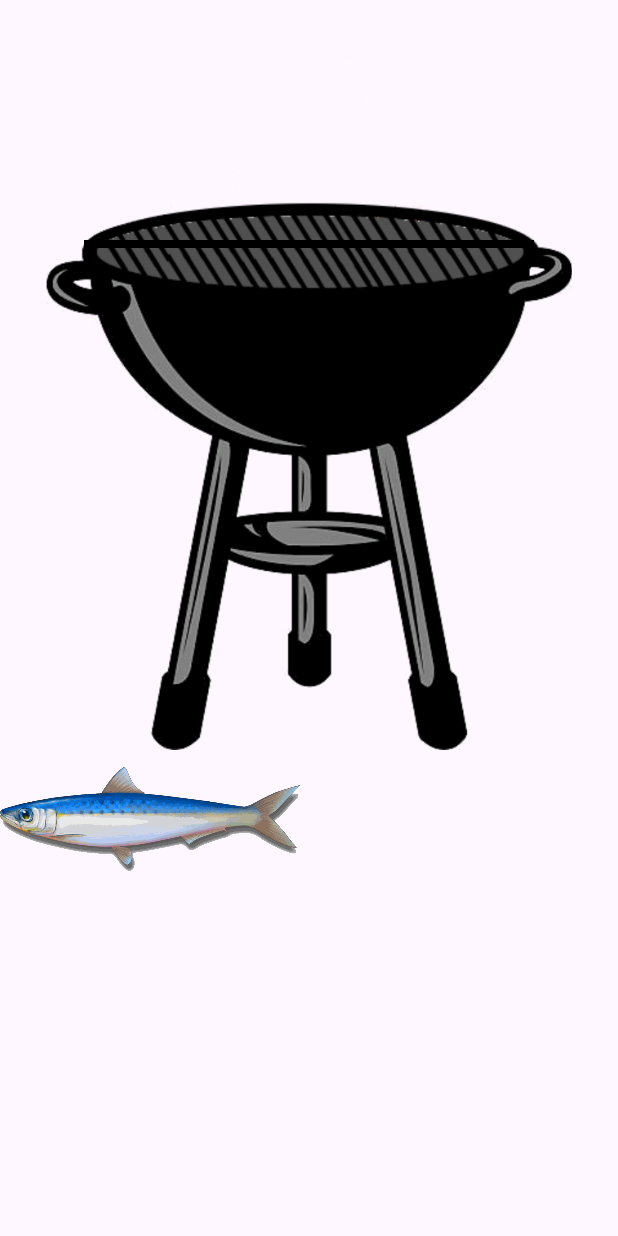
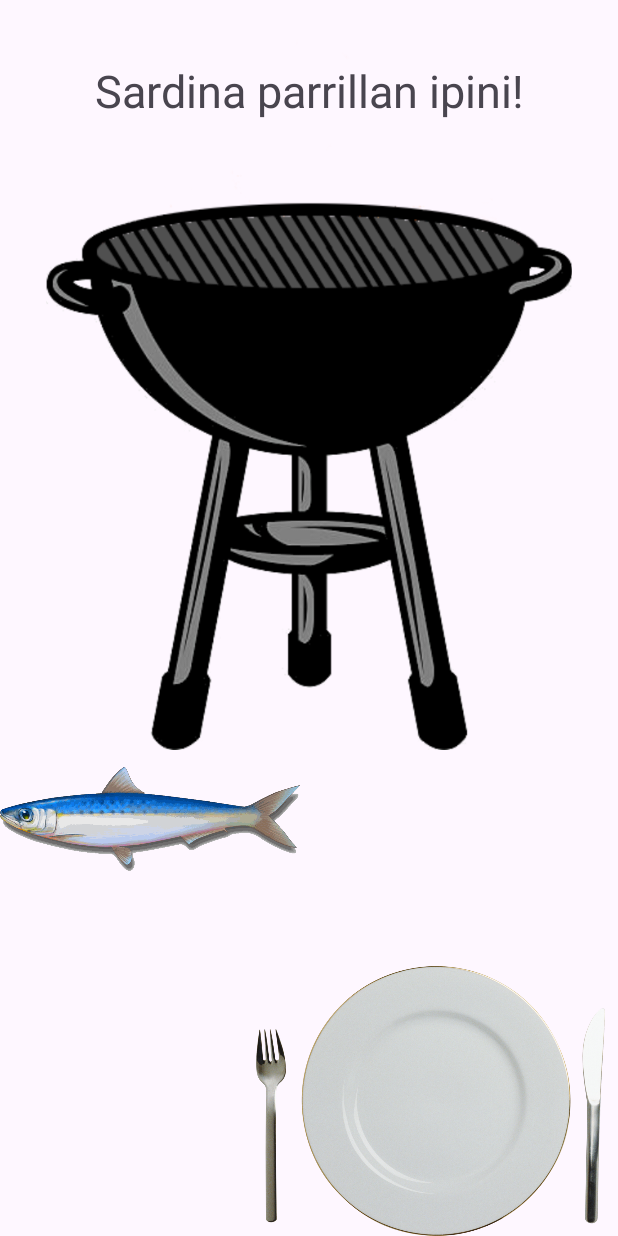
Before and after one commit to igonzalezDM2/didactic-app, an Android app: the layout activity_cocinar.xml on its own in the app's theme, with its tools: preview values and no code run, on a phone screen of 412 x 824 dp. Run offline under Robolectric (Android 15) with nearby library versions, the phone set to English and light mode, and no system bars.

Commit message:
El juego de cocinar sardinas

```diff
--- a/app/src/main/res/layout/activity_cocinar.xml
+++ b/app/src/main/res/layout/activity_cocinar.xml
@@ -7,7 +7,11 @@
     android:orientation="vertical"
     android:id="@+id/main"
     tools:context=".CocinarActivity">
-
+    <TextView
+        android:layout_width="wrap_content"
+        android:layout_height="wrap_content"
+        android:id="@+id/tvTemporizador"
+        android:textSize="30dp"/>
     <ImageView
         android:layout_width="match_parent"
         android:layout_height="500sp"
@@ -16,14 +20,41 @@
         android:layout_alignParentTop="true"
         android:src="@drawable/parrilla_vacia"/>
 
+    <TextView
+        android:layout_width="match_parent"
+        android:layout_height="wrap_content"
+        android:textSize="30sp"
+        android:layout_marginTop="40sp"
+        android:textAlignment="center"
+        android:id="@+id/tvInstrucciones"
+        android:text="Sardina parrillan ipini!"/>
+
     <View
         android:layout_width="300sp"
         android:layout_height="5sp"
         android:layout_marginTop="160sp"
         android:layout_centerHorizontal="true"
         android:id="@+id/tvReferencia"
-        android:background="@color/black"
         />
+
+    <ImageView
+        android:id="@+id/plato"
+        android:layout_width="250sp"
+        android:layout_height="180dp"
+        android:layout_alignParentBottom="true"
+        android:layout_alignParentRight="true"
+        android:src="@drawable/plato" />
+
+    <View
+        android:layout_width="5sp"
+        android:layout_height="5sp"
+        android:layout_alignParentBottom="true"
+        android:layout_alignParentRight="true"
+        android:layout_marginBottom="90sp"
+        android:layout_marginRight="120sp"
+        android:id="@+id/vReferenciaPlato"
+        />
+
 
     <ImageView
         android:id="@+id/sardina1"
```
Also changed, not shown: app/src/main/java/com/example/didactic_app/CocinarActivity.kt (+65 -10 lines), app/src/main/java/com/example/didactic_app/TemporizadorComponent.kt (added, +44 -0 lines), app/src/main/res/layout/temporizador_layout.xml (added, +15 -0 lines), app/src/main/res/drawable/sardina_chamuscada.png, app/src/main/res/drawable/sardina_cocinada.png (added).
